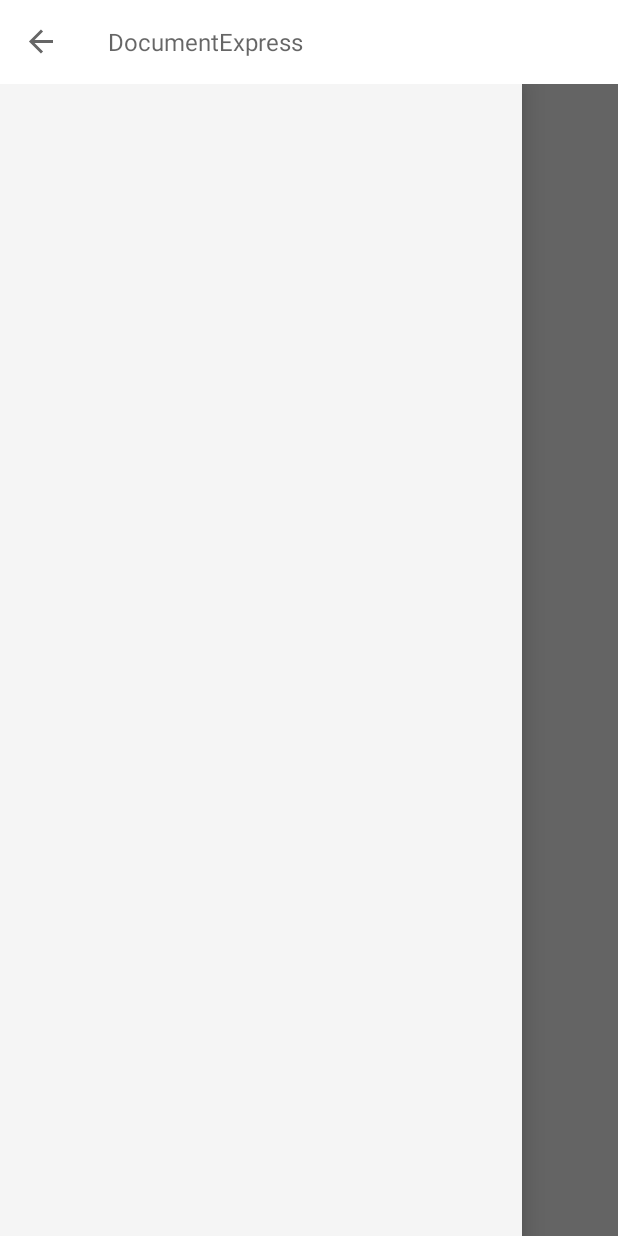
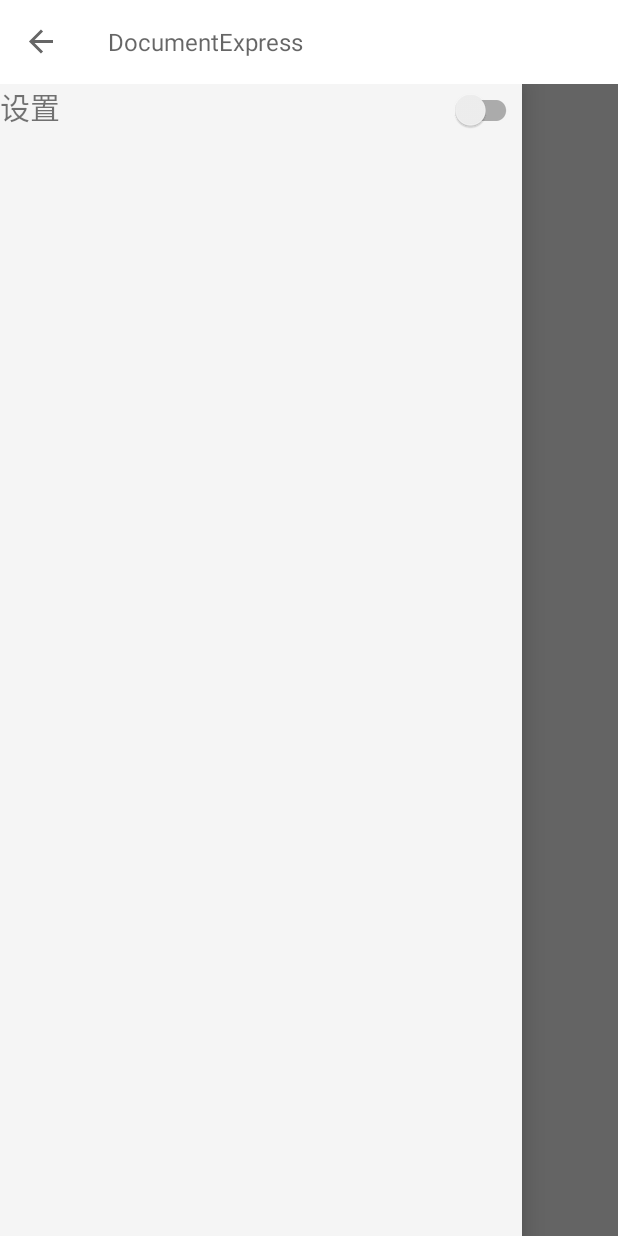
Before and after one commit to friesper/DocumentExpress, an Android app: the screen it shows after launch (MainActivity), with the side drawer open, on a phone screen of 412 x 824 dp. Run offline under Robolectric (Android 15) with nearby library versions, the phone set to English and light mode, and no system bars.

Commit message:
Completet  Adapter

```diff
--- a/app/src/main/AndroidManifest.xml
+++ b/app/src/main/AndroidManifest.xml
@@ -17,6 +17,9 @@
                 <category android:name="android.intent.category.LAUNCHER" />
             </intent-filter>
         </activity>
+        <activity android:name=".activity.FileChooseActivity">
+
+        </activity>
     </application>
 
 </manifest>
--- a/app/src/main/java/wfu/com/documentexpress/activity/MainActivity.java
+++ b/app/src/main/java/wfu/com/documentexpress/activity/MainActivity.java
@@ -1,5 +1,7 @@
 package wfu.com.documentexpress.activity;
-        import android.os.Bundle;
+import android.content.Context;
+import android.content.Intent;
+import android.os.Bundle;
         import android.support.v4.widget.DrawerLayout;
         import android.support.v7.app.ActionBarDrawerToggle;
         import android.support.v7.widget.Toolbar;
@@ -7,14 +9,28 @@ package wfu.com.documentexpress.activity;
         import android.view.View;
 
 import android.os.Bundle;
+import android.widget.Button;
+import android.widget.ListView;
+
+        import java.util.ArrayList;
 
         import wfu.com.documentexpress.R;
+        import wfu.com.documentexpress.adapter.SettingItemAdapter;
 
 public class MainActivity extends BaseActivity {
 
+     private  Button  send_file=null;
+      private   Button   recieve_file=null;
+
     @Override
     protected void onCreate(Bundle savedInstanceState) {
+
+
+
         super.onCreate(savedInstanceState);
+        /*
+        * 通过获取不同的分辨率适配不同的布局文件
+        * */
         DisplayMetrics metrics = new DisplayMetrics();
         getWindowManager().getDefaultDisplay();
         float density = metrics.density;
@@ -43,6 +59,33 @@ public class MainActivity extends BaseActivity {
         };
         mActionBarDrawerToggle.syncState();
         mDrawerLayout.setDrawerListener(mActionBarDrawerToggle);
+        ListView   setting_listView=(ListView)findViewById(R.id.setting_list);
+        ArrayList<String>  arrayList=new ArrayList<String>();
+        arrayList.add("设置");
+        SettingItemAdapter  settingItemAdapter  =new SettingItemAdapter(this,R.layout.setting_item,arrayList);
+        setting_listView.setAdapter(settingItemAdapter);
+        send_file=(Button)findViewById(R.id.send_file);
+        recieve_file=(Button)findViewById(R.id.recieve_file);
+        send_file.setOnClickListener(new View.OnClickListener() {
+          @Override
+          public void onClick(View v) {
+              Intent  intent=new Intent(getApplicationContext(),FileChooseActivity.class);
+              startActivity(intent);
+
+          }
+        });
+    recieve_file.setOnClickListener(new View.OnClickListener() {
+         @Override
+        public void onClick(View v) {
+             Intent  intent=new Intent(getApplicationContext(),FileChooseActivity.class);
+             startActivity(intent);
+
+     }
+    });
+
+
+
     }
 
+
 }
--- a/app/src/main/java/wfu/com/documentexpress/adapter/SettingItemAdapter.java
+++ b/app/src/main/java/wfu/com/documentexpress/adapter/SettingItemAdapter.java
@@ -56,17 +56,18 @@ public class SettingItemAdapter extends BaseAdapter {
 
     @Override
     public View getView(int position, View convertView, ViewGroup parent) {
-        View  view=null;
         ViewHolder  viewHolder;
         if(convertView==null) {
-            convertView = mInflater.inflate(R.layout.setting_item, null);
+            convertView = mInflater.from(context).inflate(R.layout.setting_item, null);
           viewHolder=new ViewHolder();
-            viewHolder.title=(TextView)view.findViewById(R.id.setting_item_text);
-            viewHolder.switchCompat=(SwitchCompat)view.findViewById(R.id.setting_item_button);
+            viewHolder.title=(TextView)convertView.findViewById(R.id.setting_item_text);
+            viewHolder.switchCompat=(SwitchCompat)convertView.findViewById(R.id.setting_item_button);
+            viewHolder.title.setText(arrayList.get(position));
             convertView.setTag(viewHolder);
         }
         else{
               viewHolder=(ViewHolder)convertView.getTag();
+            viewHolder.title.setText(arrayList.get(position));
 
         }
         return convertView;
--- a/app/src/main/res/layout/activity_main_large.xml
+++ b/app/src/main/res/layout/activity_main_large.xml
@@ -23,7 +23,7 @@
             android:maxHeight="0dp"
             android:minHeight="0dp"
             android:maxWidth="0dp"
-            android:text="djsak"
+            android:text="@string/button_send_text"
             android:minWidth="0dp"
             android:background="@drawable/send_file_button"
             android:layout_centerHorizontal="true"
@@ -35,6 +35,7 @@
             android:id="@+id/recieve_file"
             android:layout_below="@id/send_file"
             android:layout_margin="30dp"
+            android:text="@string/button_recieve"
             android:maxHeight="0dp"
             android:minHeight="0dp"
             android:maxWidth="0dp"
--- a/app/src/main/res/layout/setting_item.xml
+++ b/app/src/main/res/layout/setting_item.xml
@@ -4,6 +4,7 @@
     android:layout_height="match_parent"
     android:orientation="horizontal"
     android:id="@+id/setting_item">
+    《
     <TextView
         android:layout_width="match_parent"
         android:layout_height="wrap_content"
```
Also changed, not shown: app/src/main/java/wfu/com/documentexpress/utils/Setting_item.java (added, +10 -0 lines), app/src/main/res/layout/activity_main_largest.xml (+5 -5 lines), app/src/main/res/layout/activity_main_normal.xml (+9 -8 lines).
